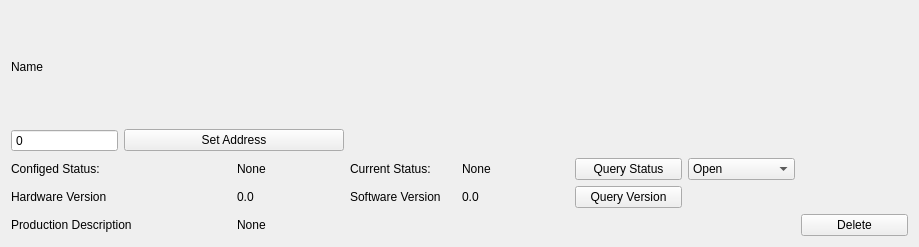
Above: PressPlateTool/ui/tables/listviewitem.ui from CGinMax/ProtocolTools before the change. Below: the same form after it.
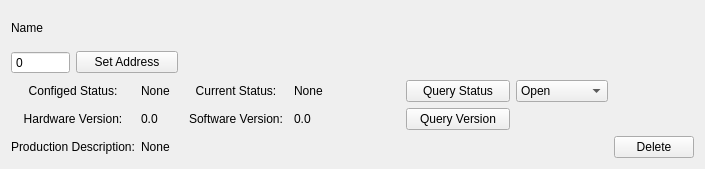
That is the form after the change.

```diff
--- a/PressPlateTool/ui/tables/listviewitem.ui
+++ b/PressPlateTool/ui/tables/listviewitem.ui
@@ -6,8 +6,8 @@
    <rect>
     <x>0</x>
     <y>0</y>
-    <width>919</width>
-    <height>247</height>
+    <width>705</width>
+    <height>169</height>
    </rect>
   </property>
   <layout class="QGridLayout" name="gridLayout">
@@ -37,6 +37,9 @@
      <property name="text">
       <string>Configed Status:</string>
      </property>
+     <property name="alignment">
+      <set>Qt::AlignCenter</set>
+     </property>
     </widget>
    </item>
    <item row="2" column="2">
@@ -51,6 +54,9 @@
      <property name="text">
       <string>Current Status:</string>
      </property>
+     <property name="alignment">
+      <set>Qt::AlignCenter</set>
+     </property>
     </widget>
    </item>
    <item row="2" column="4">
@@ -70,7 +76,10 @@
    <item row="3" column="0" colspan="2">
     <widget class="QLabel" name="label_3">
      <property name="text">
-      <string>Hardware Version</string>
+      <string>Hardware Version:</string>
+     </property>
+     <property name="alignment">
+      <set>Qt::AlignCenter</set>
      </property>
     </widget>
    </item>
@@ -84,7 +93,10 @@
    <item row="3" column="3">
     <widget class="QLabel" name="label_4">
      <property name="text">
-      <string>Software Version</string>
+      <string>Software Version:</string>
+     </property>
+     <property name="alignment">
+      <set>Qt::AlignCenter</set>
      </property>
     </widget>
    </item>
@@ -105,7 +117,7 @@
    <item row="4" column="0" colspan="2">
     <widget class="QLabel" name="label_5">
      <property name="text">
-      <string>Production Description</string>
+      <string>Production Description:</string>
      </property>
     </widget>
    </item>
```
